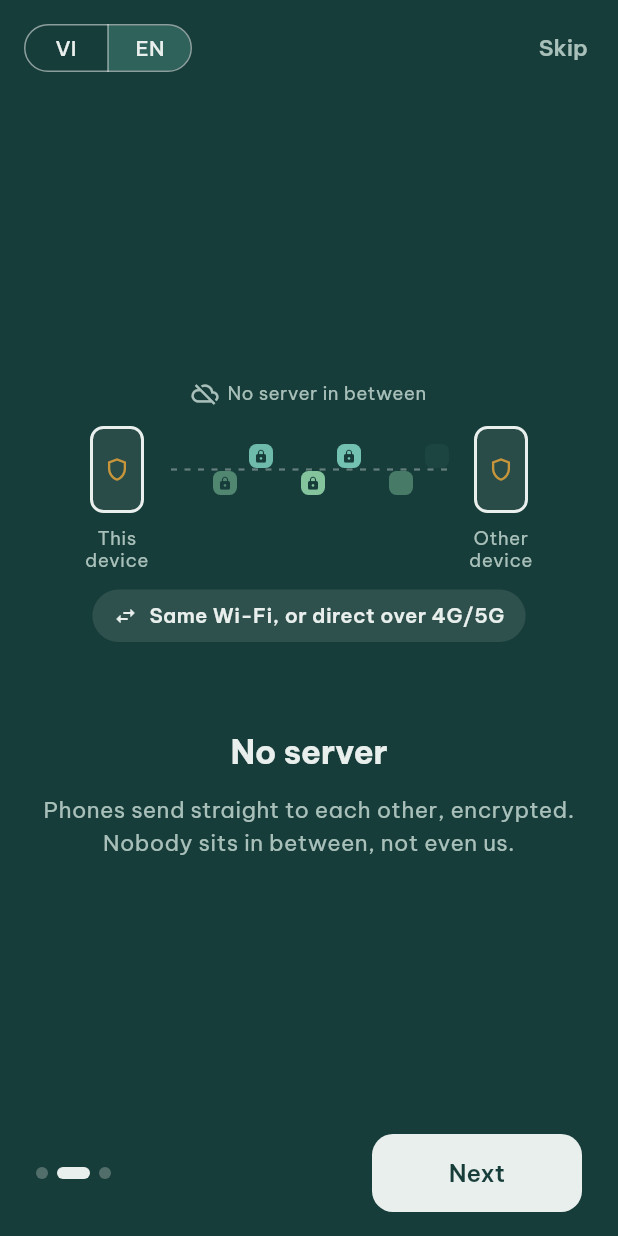
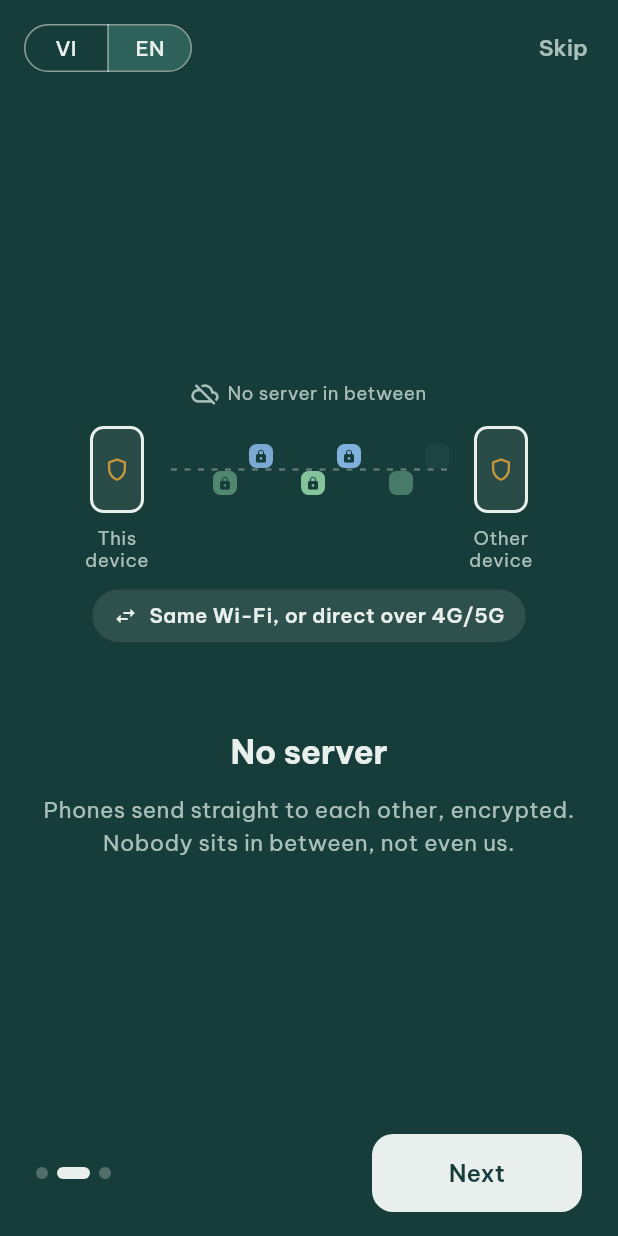
Before and after one commit to digitalsolutionsai/nexvault, a Flutter app: the screen it shows after launch, swiped to page 2, on a phone screen of 412 x 824 dp. Run offline on Flutter 3.47's test engine with Material 3 defaults, Android fonts, the phone set to English and light mode, and no system bars; our stand-ins replace file_picker, flutter_secure_storage, qr_flutter, share_plus; missing offline and left inert: dart:ffi, mobile_scanner.

Commit message:
Follow the phone's dark mode; "running" is blue, not a second green
- Everyday (paper) screens switch to a night palette when the phone is in dark
  mode, live, without reopening the app. The dark ground of high-risk screens
  stays as it is, so it still stands out at night. QR codes stay dark on white.
- The "running" colour was a teal almost identical to "done" green; it is a
  light blue now, so the state reads without the icon.

Co-Authored-By: Claude Opus 5.5 <noreply@anthropic.com>
Claude-Session: https://claude.ai/code/session_01UR9Uq1SwPcr5xBDGwjzmKD

```diff
--- a/app/lib/screens/home.dart
+++ b/app/lib/screens/home.dart
@@ -132,7 +132,7 @@ class _HomeScreenState extends State<HomeScreen> {
                 padding: const EdgeInsets.fromLTRB(8, 48, 8, 0),
                 child: Column(
                   children: [
-                    const Icon(Icons.groups_2_outlined, size: 48, color: NV.ink2),
+                    Icon(Icons.groups_2_outlined, size: 48, color: NV.ink2),
                     const SizedBox(height: 16),
                     Text(tr.homeEmptyTitle, style: t.titleMedium),
                     const SizedBox(height: 6),
--- a/app/lib/screens/settings.dart
+++ b/app/lib/screens/settings.dart
@@ -201,7 +201,7 @@ class _SettingsScreenState extends State<SettingsScreen> {
               if (err != null)
                 Padding(
                   padding: const EdgeInsets.only(top: 10),
-                  child: Text(err!, style: const TextStyle(color: NV.danger)),
+                  child: Text(err!, style: TextStyle(color: NV.danger)),
                 ),
             ],
           ),
@@ -353,8 +353,8 @@ class _SettingsScreenState extends State<SettingsScreen> {
           ),
           head(tr.settingsDangerSection),
           ListTile(
-            leading: const Icon(Icons.delete_forever_outlined, color: NV.danger),
-            title: Text(tr.settingsWipe, style: const TextStyle(color: NV.danger)),
+            leading: Icon(Icons.delete_forever_outlined, color: NV.danger),
+            title: Text(tr.settingsWipe, style: TextStyle(color: NV.danger)),
             onTap: _wipe,
           ),
           if (ver != null)
--- a/app/lib/ui/theme.dart
+++ b/app/lib/ui/theme.dart
@@ -4,23 +4,39 @@ import '../l10n/l10n.dart';
 
 /// Tokens from docs/ui.md. Dark ground = high-risk moment; brass = brand + seal only.
 class NV {
-  static const paper = Color(0xFFEDF0EE);
-  static const surface = Color(0xFFF8F9F8);
-  static const ink = Color(0xFF13252A);
-  static const ink2 = Color(0xFF4F6267);
-  static const line = Color(0xFFD3DBD9);
-  static const edge = Color(0xFF8FA19D);
-  static const verdigris = Color(0xFF1F6B5E);
+  /// The phone is in dark mode: the everyday (paper) screens use the night palette. The dark
+  /// ground of high-risk screens (DarkZone) stays as it is, so it still stands out at night.
+  static bool night = false;
+
+  static Color get paper => night ? const Color(0xFF101716) : const Color(0xFFEDF0EE);
+  static Color get surface => night ? const Color(0xFF1A2422) : const Color(0xFFF8F9F8);
+  static Color get ink => night ? const Color(0xFFE6ECEA) : const Color(0xFF13252A);
+  static Color get ink2 => night ? const Color(0xFF9FB0AC) : const Color(0xFF4F6267);
+  static Color get line => night ? const Color(0xFF2C3A37) : const Color(0xFFD3DBD9);
+  static Color get edge => night ? const Color(0xFF4D5F5B) : const Color(0xFF8FA19D);
+  static Color get verdigris => night ? const Color(0xFF6FC2B0) : const Color(0xFF1F6B5E);
+  static Color get warn => night ? const Color(0xFFE0A458) : const Color(0xFF94540A);
+  static Color get danger => night ? const Color(0xFFF08A80) : const Color(0xFFA8302E);
+  static Color get ok => night ? const Color(0xFF7CCB98) : const Color(0xFF2B7A4B);
+
+  /// Text on a [verdigris] fill (filled buttons, "me" avatar).
+  static Color get onVerdigris => night ? const Color(0xFF0E1A18) : Colors.white;
+
+  /// Avatars and other soft fills on paper.
+  static Color get tint => night ? const Color(0xFF24332F) : const Color(0xFFDCE5E2);
+
+  /// QR codes stay dark on white in both modes: cameras read that best.
+  static const qrInk = Color(0xFF13252A);
+  static const qrPaper = Color(0xFFF8F9F8);
+
   static const ground = Color(0xFF173D3A);
   static const brass = Color(0xFFC8963A);
-  static const warn = Color(0xFF94540A);
-  static const danger = Color(0xFFA8302E);
-  static const ok = Color(0xFF2B7A4B);
   // on dark ground
   static const dText = Color(0xFFE9EFEC);
   static const dSub = Color(0xFFA9C0BA);
   static const dOk = Color(0xFF8FD3A8);
-  static const dRun = Color(0xFF7FD1C0);
+  // "running" is blue, so it never reads as "done" (green) at a glance
+  static const dRun = Color(0xFF8DBEF0);
   static const dWait = Color(0xFFA3B8B3);
   static const dBad = Color(0xFFF0A39A);
   static const dEdge = Color(0x80FFFFFF);
@@ -32,19 +48,20 @@ class NV {
   static ThemeData dark() => _theme(Brightness.dark);
 
   static ThemeData _theme(Brightness b) {
-    final dark = b == Brightness.dark;
+    final dark = b == Brightness.dark; // the dark ground (DarkZone), not night mode
+    if (!dark && night) b = Brightness.dark;
     final fg = dark ? dText : ink;
     final scheme = ColorScheme(
       brightness: b,
       primary: dark ? dText : verdigris,
-      onPrimary: dark ? ground : Colors.white,
+      onPrimary: dark ? ground : onVerdigris,
       secondary: brass,
-      onSecondary: ink,
+      onSecondary: const Color(0xFF13252A),
       // selected chips, tonal buttons: verdigris tint, never brass (brass = brand + seal only)
-      secondaryContainer: dark ? const Color(0xFF2E625B) : const Color(0xFFD3E7E1),
+      secondaryContainer: dark ? const Color(0xFF2E625B) : (night ? const Color(0xFF1F3F39) : const Color(0xFFD3E7E1)),
       onSecondaryContainer: fg,
       error: dark ? dBad : danger,
-      onError: Colors.white,
+      onError: dark || night ? const Color(0xFF13252A) : Colors.white,
       surface: dark ? ground : paper,
       onSurface: fg,
       surfaceContainerHighest: dark ? const Color(0xFF214B47) : surface,
@@ -95,7 +112,7 @@ class NV {
         fillColor: dark ? const Color(0x14FFFFFF) : surface,
         border: OutlineInputBorder(
           borderRadius: BorderRadius.circular(12),
-          borderSide: const BorderSide(color: line, width: 1.5),
+          borderSide: BorderSide(color: line, width: 1.5),
         ),
         enabledBorder: OutlineInputBorder(
           borderRadius: BorderRadius.circular(12),
@@ -108,8 +125,8 @@ class NV {
         labelStyle: TextStyle(color: dark ? dSub : ink2),
         contentPadding: const EdgeInsets.symmetric(horizontal: 14, vertical: 14),
       ),
-      snackBarTheme: const SnackBarThemeData(behavior: SnackBarBehavior.floating, backgroundColor: ink),
-      dividerTheme: const DividerThemeData(color: line, space: 1, thickness: 1),
+      snackBarTheme: SnackBarThemeData(behavior: SnackBarBehavior.floating, backgroundColor: night ? const Color(0xFF2A3836) : const Color(0xFF13252A)),
+      dividerTheme: DividerThemeData(color: line, space: 1, thickness: 1),
       dialogTheme: DialogThemeData(
         titleTextStyle: TextStyle(fontFamily: sans, fontSize: 21, fontWeight: FontWeight.w700, color: fg, letterSpacing: -.2),
       ),
```
Also changed, not shown: app/lib/main.dart (+17 -0 lines), app/lib/screens/secret.dart (+7 -7 lines), app/lib/screens/workspace.dart (+11 -11 lines), app/lib/ui/widgets.dart (+19 -19 lines), 1 other file.
